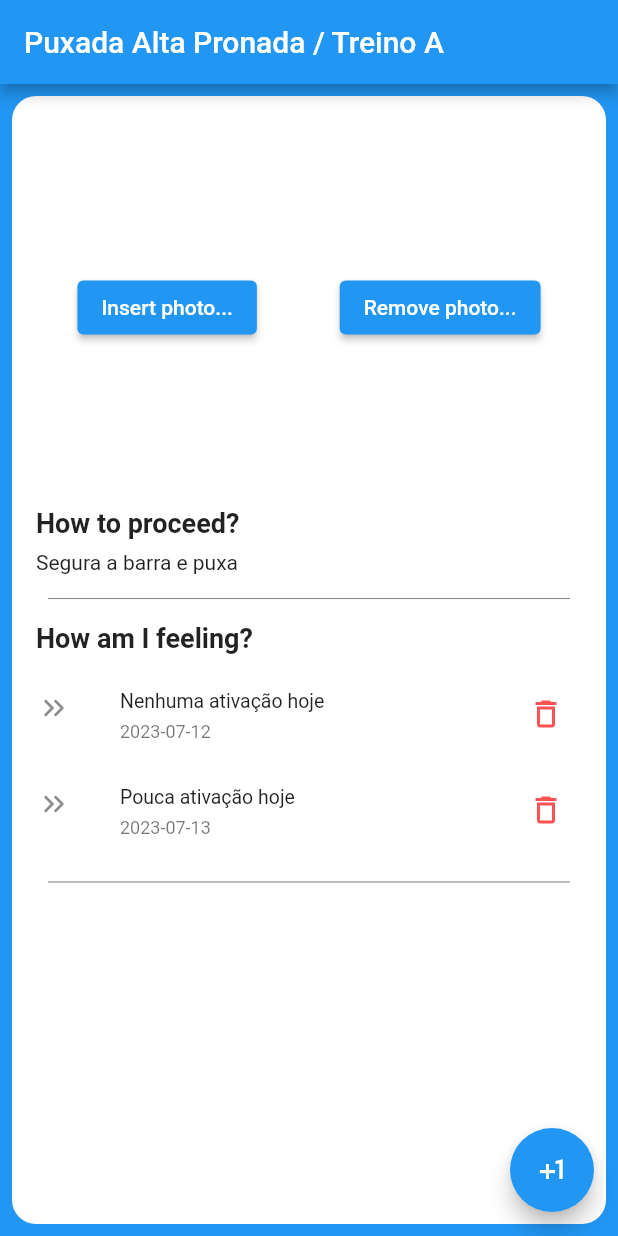
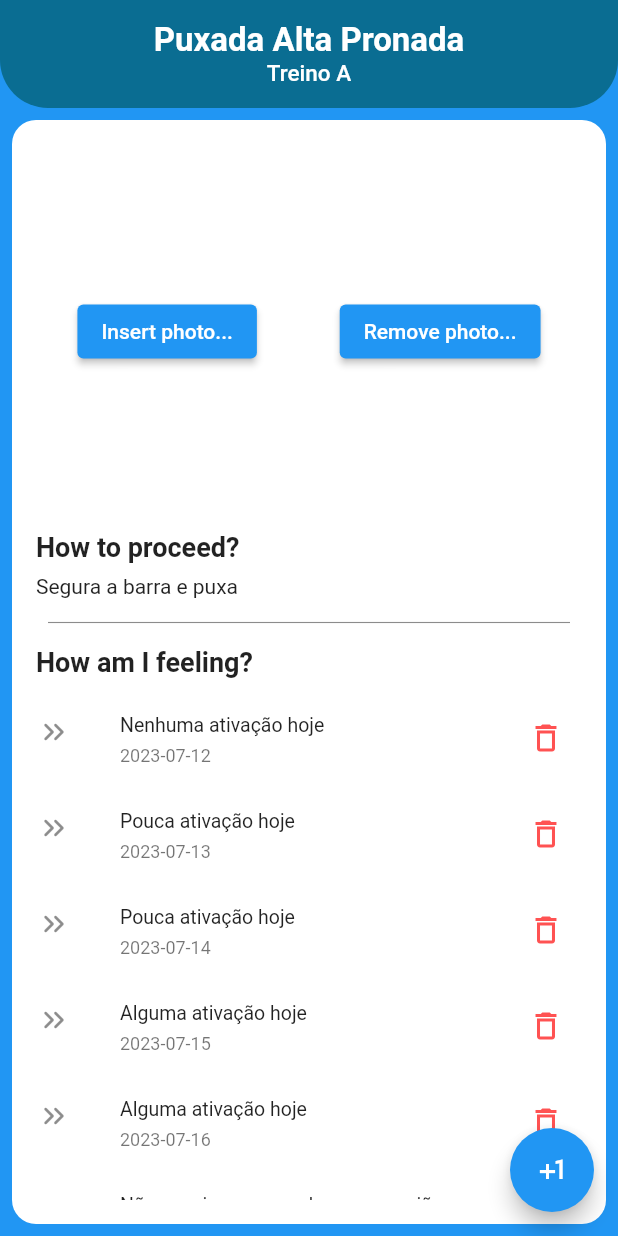
Before and after one commit to danilodequeiroz/flutter-gymapp-trail, a Flutter app: the screen it shows after launch, after a tap on the "delete outline" icon, on a phone screen of 412 x 824 dp. Run offline on Flutter 3.47's test engine with Material 2 defaults, Android fonts, the light colour scheme and no system bars; missing offline and left inert: logging_to_logcat; generated files the repository leaves out were written again.

Commit message:
Customize toolbat; Adding dirty method to populate end-view on ListView;

```diff
--- a/lib/ui/ui_screen_gym_exercise.dart
+++ b/lib/ui/ui_screen_gym_exercise.dart
@@ -15,6 +15,10 @@ class ScreenGymExercise extends StatelessWidget {
   final List<Feeling> feelings = [
     Feeling(id: "FE001", feeling: "Nenhuma ativação hoje", date: "2023-07-12"),
     Feeling(id: "FE002", feeling: "Pouca ativação hoje", date: "2023-07-13"),
+    Feeling(id: "FE003", feeling: "Pouca ativação hoje", date: "2023-07-14"),
+    Feeling(id: "FE004", feeling: "Alguma ativação hoje", date: "2023-07-15"),
+    Feeling(id: "FE005", feeling: "Alguma ativação hoje", date: "2023-07-16"),
+    Feeling(id: "FE006", feeling: "Não consigo mexer o braço na região", date: "2023-07-17"),
   ];
 
   @override
@@ -22,7 +26,22 @@ class ScreenGymExercise extends StatelessWidget {
     return Scaffold(
         backgroundColor: Colors.blue,
         appBar: AppBar(
-          title: Text("${exercise.name} / ${exercise.training}"),
+          title: Column(
+            children: [
+              Text(
+                exercise.name,
+                style:
+                const TextStyle(fontWeight: FontWeight.bold, fontSize: 22),
+              ),
+              Text(exercise.training, style: const TextStyle(fontSize: 15))
+            ],
+          ),
+          centerTitle: true,
+          backgroundColor: const Color(0xFF0a6D92),
+          elevation: 0,
+          toolbarHeight: 72,
+          shape: const RoundedRectangleBorder(
+              borderRadius: BorderRadius.vertical(bottom: Radius.circular(32))),
         ),
         floatingActionButton: FloatingActionButton(
             onPressed: () {
@@ -46,15 +65,20 @@ class ScreenGymExercise extends StatelessWidget {
                       ElevatedButton(
                           onPressed: () {},
                           child: Text(
-                              AppLocalizations.of(context).putPictureKeyLabel)),
+                              AppLocalizations
+                                  .of(context)
+                                  .putPictureKeyLabel)),
                       ElevatedButton(
                           onPressed: () {},
-                          child: Text(
-                              AppLocalizations.of(context).deletePictureKeyLabel))
+                          child: Text(AppLocalizations
+                              .of(context)
+                              .deletePictureKeyLabel))
                     ],
                   )),
               const SizedBox(height: 8),
-              Text(AppLocalizations.of(context).howToDoKeyLabel,
+              Text(AppLocalizations
+                  .of(context)
+                  .howToDoKeyLabel,
                   style: const TextStyle(
                     fontWeight: FontWeight.bold,
                     fontSize: 18,
@@ -65,15 +89,26 @@ class ScreenGymExercise extends StatelessWidget {
                 padding: EdgeInsets.all(8.0),
                 child: Divider(color: Colors.black45, thickness: 0.75),
               ),
-              Text(AppLocalizations.of(context).howAmIFeelingKeyLabel,
+              Text(AppLocalizations
+                  .of(context)
+                  .howAmIFeelingKeyLabel,
                   style: const TextStyle(
-                    fontWeight: FontWeight.bold,
-                    fontSize: 18
-                  )),
+                      fontWeight: FontWeight.bold, fontSize: 18)),
               const SizedBox(height: 8),
               Column(
                 crossAxisAlignment: CrossAxisAlignment.start,
-                children: List.generate(feelings.length, (index) {
+                children: getListChildren(),
+              ),
+              const Padding(
+                  padding: EdgeInsets.all(8.0),
+                  child: Divider(color: Colors.black45, thickness: 0.75)),
+            ],
+          ),
+        ));
+  }
+
+  List<Widget> getListChildren() {
+    List<Widget> valor = List.generate(feelings.length, (index) {
       Feeling currentFeeling = feelings[index];
       return ListTile(
         dense: true,
@@ -85,18 +120,29 @@ class ScreenGymExercise extends StatelessWidget {
             icon: const Icon(Icons.delete_outline),
             color: Colors.redAccent,
             onPressed: () {
-                        debugPrint("Deleted\nid:${currentFeeling.id} feeling:${currentFeeling.feeling}");
-                      }
+              debugPrint(
+                  "Deleted\nid:${currentFeeling.id} feeling:${currentFeeling
+                      .feeling}");
+            }),
+      );
+    });
+    valor.add(const ListTile(
+      title: Center(
+          child:
+          Column(children: [
+            Text("Fim da Lista",
+                style: TextStyle(
+                  fontSize: 14,
+                )),
+            Text("(;",
+                style: TextStyle(
+                  fontSize: 14,
+                ))
+          ],)
       ),
-                  );
-                }),
-              ),
-              const Padding(
-                padding: EdgeInsets.all(8.0),
-                child: Divider(color: Colors.black45, thickness: 0.75)
-              ),
-            ],
-          ),
+      // leading: Icon(Icons.keyboard_double_arrow_right_rounded),
+      // trailing: Icon(Icons.keyboard_double_arrow_left_rounded),
     ));
+    return valor;
   }
 }
```
Lines whose indentation alone changed are shown as unchanged.
